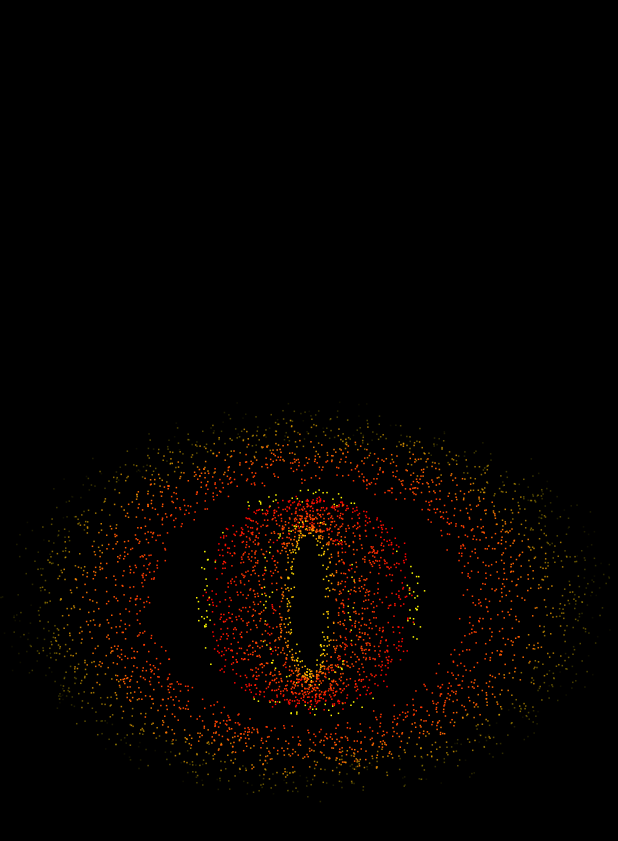
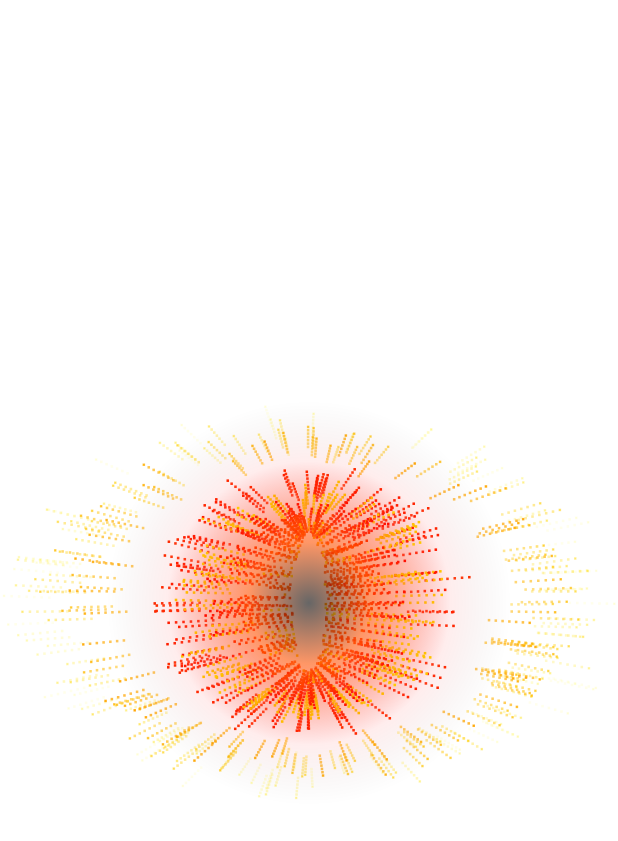
Before and after one commit to vjm-dev/eye_of_sauron_flutter, a Flutter app: the screen it shows after launch, on a phone screen of 412 x 824 dp. Shown: the top 841 px of the screen. Run offline on Flutter 3.47's test engine with Material 3 defaults, Android fonts, the phone set to English and light mode, and no system bars.

Commit message:
lib: Add trails, aura around the eye point, change background color and tweak number of particles per frame and speed

```diff
--- a/lib/screens/eye_of_sauron_screen.dart
+++ b/lib/screens/eye_of_sauron_screen.dart
@@ -7,7 +7,7 @@ class EyeOfSauronScreen extends StatelessWidget {
   @override
   Widget build(BuildContext context) {
     return Scaffold(
-      backgroundColor: Colors.black,
+      backgroundColor: const Color(0x00000000),
       body: Center(
         child: Column(
           mainAxisAlignment: MainAxisAlignment.center,
--- a/lib/widgets/eye_of_sauron_widget.dart
+++ b/lib/widgets/eye_of_sauron_widget.dart
@@ -13,10 +13,10 @@ class EyeOfSauronWidgetState extends State<EyeOfSauronWidget> {
   double _eyeHeight = 300;
   bool _isBlinking = false;
 
-  static const particlesPerFrame = 95;
+  static const particlesPerFrame = 30;
   static const pupil = Size(9, 46);
   static const eye = Size(200, 125);
-  static const double speed = 60.0;
+  static const double speed = 40.0;
 
   // Public accessors for testing
   Timer? get blinkTimer => _blinkTimer;
@@ -45,6 +45,10 @@ class EyeOfSauronWidgetState extends State<EyeOfSauronWidget> {
       _particles.removeWhere((particle) {
         particle.x += particle.dx;
         particle.y += particle.dy;
+
+        // Add current position to history
+        particle.addPositionToHistory();
+
         return particle.radius > particle.maxRadius;
       });
     });
@@ -112,7 +116,7 @@ class EyeOfSauronWidgetState extends State<EyeOfSauronWidget> {
       height: _eyeHeight,
       clipBehavior: Clip.hardEdge,
       decoration: BoxDecoration(
-        color: const Color(0x06000000),
+        color: const Color(0x00000000),
       ),
       child: CustomPaint(
         painter: EyePainter(particles: _particles),
```
Also changed, not shown: lib/models/eye_particle.dart (+17 -0 lines), lib/widgets/eye_painter.dart (+62 -1 lines).
